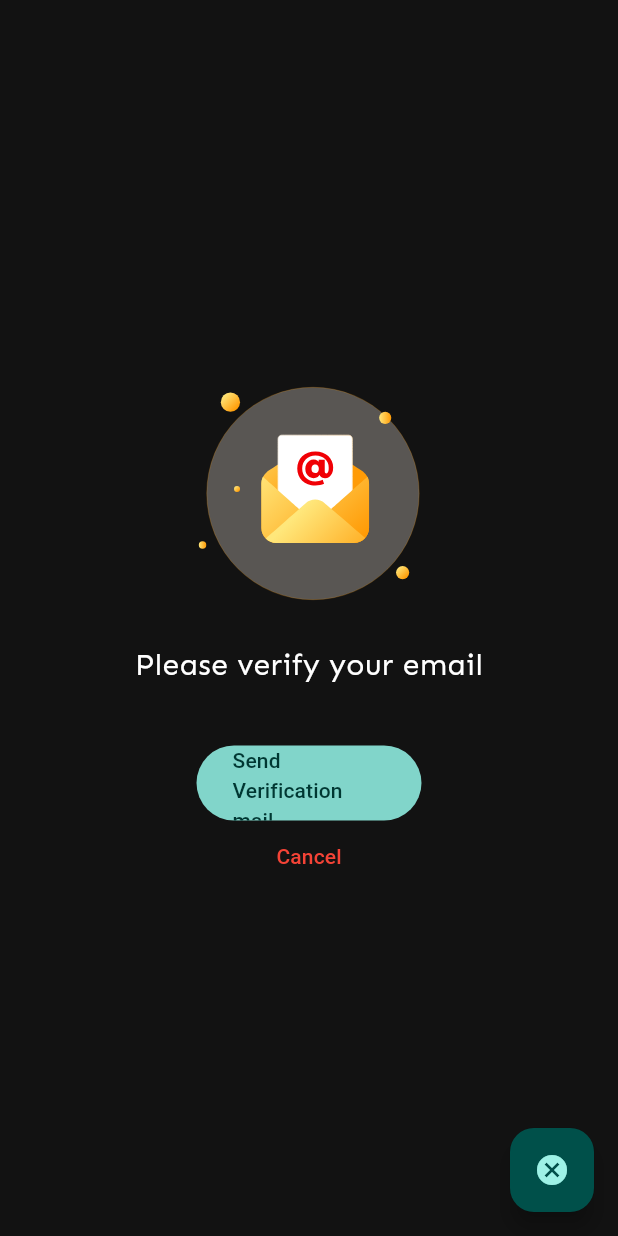
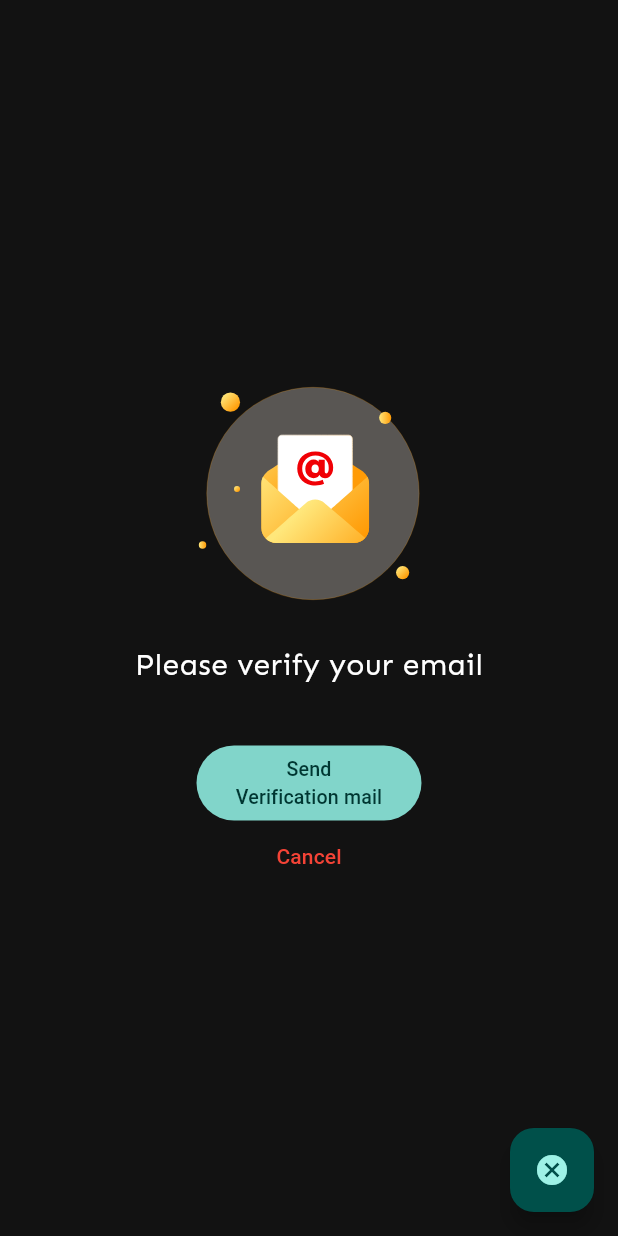
Before and after one commit to Abhigyan103/Clickboard, a Flutter app: the VerifyEmailScreen screen opened by its route, on a phone screen of 412 x 824 dp. Run offline on Flutter 3.47's test engine with Material 3 defaults, Android fonts, the light colour scheme and no system bars; our stand-ins replace carousel_slider, cloud_firestore, firebase_auth, firebase_core, firebase_storage, flutter_riverpod and 10 more; accounts and stored records are empty; generated files the repository leaves out were written again; statements that could not run were skipped.

Commit message:
Fix #54:Email Verification Alignment

```diff
--- a/lib/src/features/main_page/screens/verify_email.dart
+++ b/lib/src/features/main_page/screens/verify_email.dart
@@ -105,7 +105,8 @@ class _VerifyEmailScreenState extends ConsumerState<VerifyEmailScreen> {
                                 .toString()),
                           ],
                         )
-                      : const Text('Send Verification mail'))
+                      : const Text('Send Verification mail',style: TextStyle(fontSize: 13.1),
+                          textAlign: TextAlign.center,))
                   : const CircularProgressIndicator(
                       color: Colors.black,
                       strokeWidth: 2,
```
